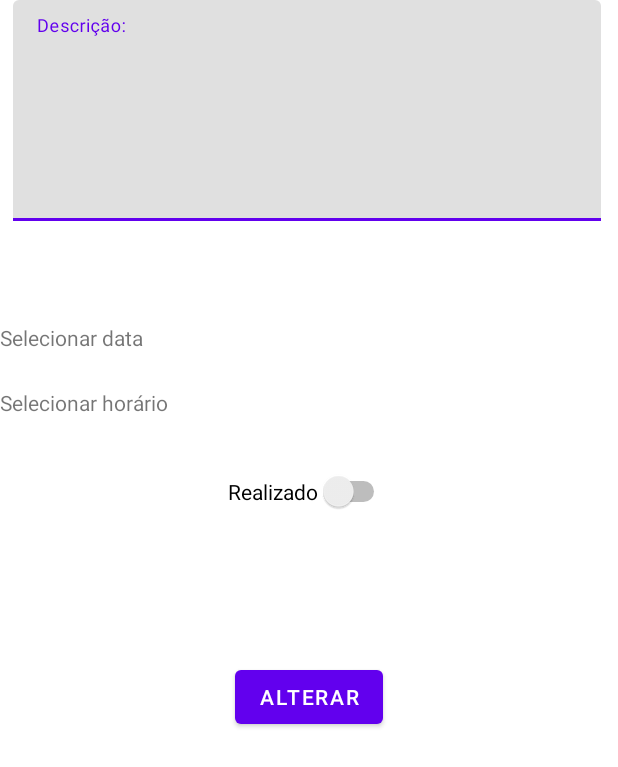
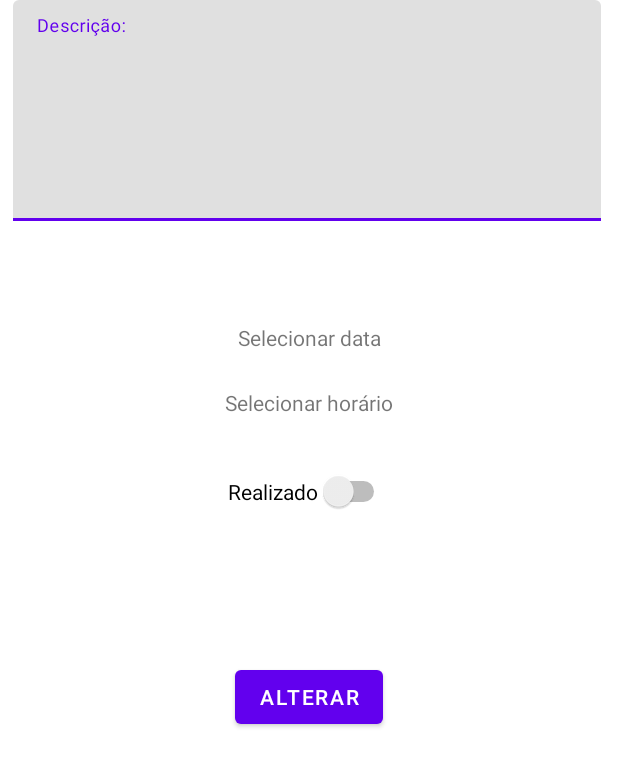
Before and after one commit to Dev-barbosalima/TaskFlow, an Android app: the layout activity_alterar_tarefa.xml on its own in the app's theme, with its tools: preview values and no code run, on a phone screen of 412 x 824 dp. Shown: the top 767 px of the screen. Run offline under Robolectric (Android 15) with nearby library versions, the phone set to English and light mode, and no system bars.

Commit message:
Este commit introduz diversas funcionalidades e aprimoramentos:
Funcionalidade de Atualizar Tarefa:

Implementada a lógica na AlterarTarefaActivity para preencher os campos com os dados existentes da tarefa.

Adicionados DatePickerDialog e TimePickerDialog para permitir que o usuário altere a data e a hora da tarefa.

Implementada a operação de atualização, persistindo as alterações no banco de dados e retornando à lista principal.

Adicionada uma mensagem de sucesso (Snackbar) na tela principal após a atualização bem-sucedida de uma tarefa.

Funcionalidade de Excluir Tarefa:

Adicionado um menu de contexto (onCreateContextMenuListener) à lista de tarefas em MainActivity.

Implementada a opção "Deletar", que exibe um diálogo de confirmação antes de remover a tarefa.

Adicionado um Snackbar para confirmar a exclusão bem-sucedida.

Melhorias de UI/UX:

No ListarTarefasAdapter, tarefas concluídas agora são visualmente diferenciadas: a descrição é riscada e exibida em vermelho.

Centralizados horizontalmente os TextViews de seleção de data e hora no layout activity_alterar_tarefa.xml para melhor alinhamento.

Refatorada a MainActivity com a criação do método atualizarLista() para atualizar a lista de tarefas, reduzindo duplicação de código.

Atualização de Dependência:

Atualizada a versão do Android Gradle Plugin (AGP) de 8.13.0 para 8.13.1.

```diff
--- a/app/src/main/res/layout/activity_alterar_tarefa.xml
+++ b/app/src/main/res/layout/activity_alterar_tarefa.xml
@@ -14,8 +14,9 @@
         android:layout_marginTop="40dp"
         android:layout_weight="1"
         android:text="Selecionar data"
-        app:layout_constraintTop_toBottomOf="@+id/til_alterar_descricao"
-        tools:layout_editor_absoluteX="157dp" />
+        app:layout_constraintEnd_toEndOf="parent"
+        app:layout_constraintStart_toStartOf="parent"
+        app:layout_constraintTop_toBottomOf="@+id/til_alterar_descricao" />
 
     <TextView
         android:id="@+id/txt_AlterarHora"
@@ -24,8 +25,9 @@
         android:layout_marginTop="24dp"
         android:layout_weight="1"
         android:text="Selecionar horário"
-        app:layout_constraintTop_toBottomOf="@+id/txt_AlterarData"
-        tools:layout_editor_absoluteX="148dp" />
+        app:layout_constraintEnd_toEndOf="parent"
+        app:layout_constraintStart_toStartOf="parent"
+        app:layout_constraintTop_toBottomOf="@+id/txt_AlterarData" />
 
     <Switch
         android:id="@+id/swtRealizado"
--- a/gradle/libs.versions.toml
+++ b/gradle/libs.versions.toml
@@ -1,5 +1,5 @@
 [versions]
-agp = "8.13.0"
+agp = "8.13.1"
 kotlin = "1.9.22"
 junit = "4.13.2"
 junitVersion = "1.3.0"
```
Also changed, not shown: app/src/main/java/com/fmu/taskflow/AlterarTarefaActivity.java (+74 -3 lines), app/src/main/java/com/fmu/taskflow/ListarTarefasAdapter.java (+8 -2 lines), app/src/main/java/com/fmu/taskflow/MainActivity.java (+45 -3 lines).
